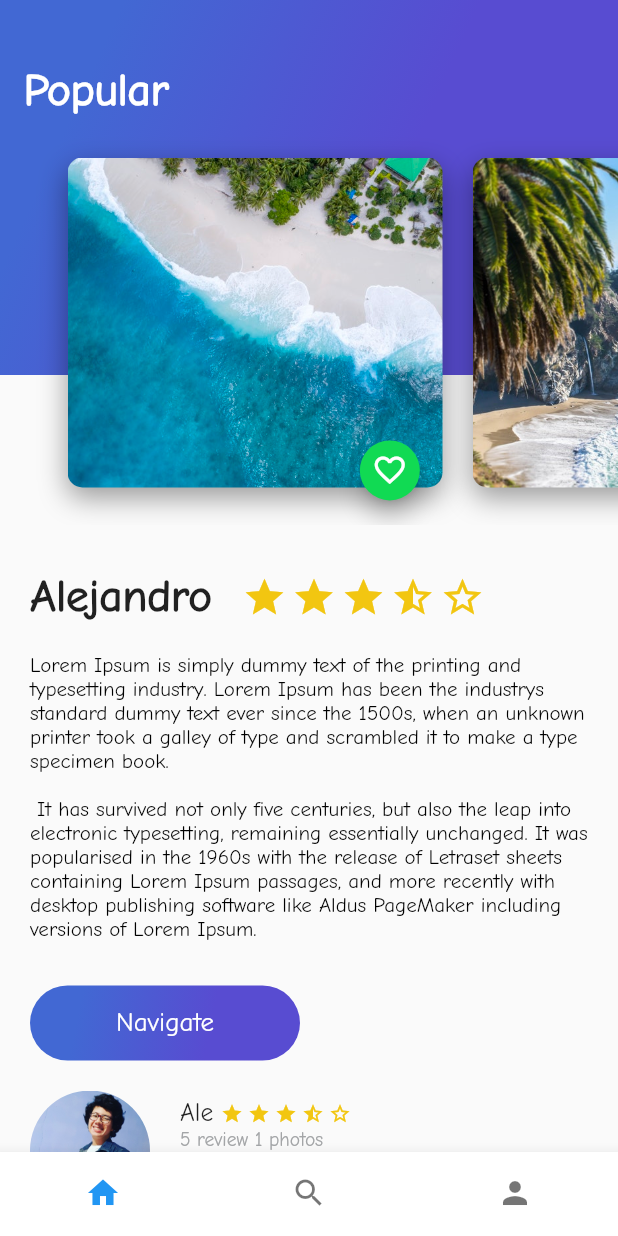
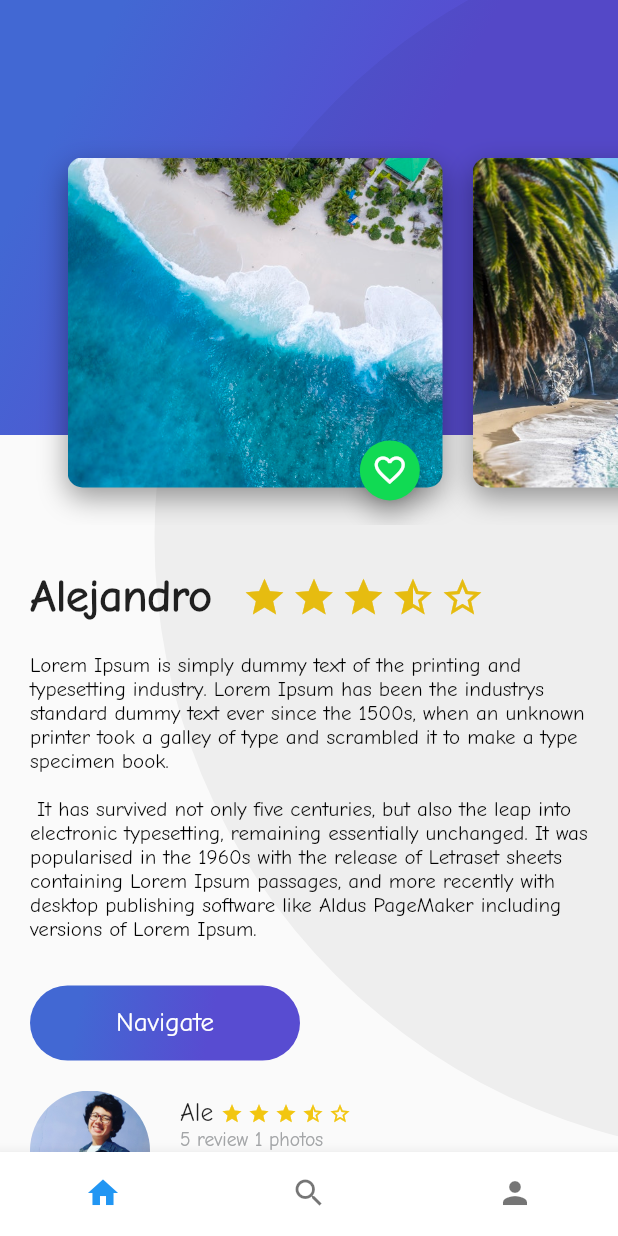
Before and after one commit to jarcasta/platzi-course, a Flutter app: the PlatziTrips screen opened directly, on a phone screen of 412 x 824 dp. Run offline on Flutter 3.47's test engine with Material 2 defaults, Android fonts, the phone set to English and light mode, and no system bars; our stand-ins replace cloud_firestore, firebase_auth, google_sign_in; missing offline and left inert: generic_bloc_provider; accounts and stored records are empty.

Commit message:
feature: add gradient back modifications

```diff
--- a/lib/Place/ui/screens/header_appbar.dart
+++ b/lib/Place/ui/screens/header_appbar.dart
@@ -7,8 +7,8 @@ class HeaderAppBar extends StatelessWidget{
   Widget build(BuildContext context) {
     return Stack(
       children: [
-        GradientBack('Popular', 250.0),
-        CardImageList()
+        GradientBack(height: 290.0),
+        CardImageList(),
       ],
     );
   }
--- a/lib/Place/ui/screens/home_trips.dart
+++ b/lib/Place/ui/screens/home_trips.dart
@@ -16,7 +16,7 @@ class HomeTrips extends StatelessWidget{
             ReviewList(3)
           ],
         ),
-        HeaderAppBar()
+        HeaderAppBar(),
       ],
     );
   }
--- a/lib/Place/ui/widgets/gradient_back.dart
+++ b/lib/Place/ui/widgets/gradient_back.dart
@@ -3,12 +3,23 @@ import 'package:flutter/material.dart';
 class GradientBack extends StatelessWidget{
   String title = 'Popular';
   double height = 0.0;
-  GradientBack(this.title, this.height);
+  GradientBack({
+    Key key,
+    this.height
+  });
 
   @override
   Widget build(BuildContext context) {
+    double screenHeight = MediaQuery.of(context).size.height;
+    double screenWidth = MediaQuery.of(context).size.width;
+
+    if(height == null){
+      height = screenHeight;
+    }
+
     return Container(
       height: height,
+      width: screenWidth,
       decoration: BoxDecoration(
         gradient: LinearGradient(
           colors: [
@@ -23,7 +34,19 @@ class GradientBack extends StatelessWidget{
           tileMode: TileMode.clamp
         ),
       ),
-      child: Text(
+      child: FittedBox(
+        fit: BoxFit.none,
+        alignment: Alignment(-1.5, -0.8),
+        child: Container(
+          width: screenHeight,
+          height: screenHeight,
+          decoration: BoxDecoration(
+              color: Color.fromRGBO(0, 0, 0, 0.05),
+              borderRadius: BorderRadius.circular(screenHeight/2)
+          ),
+        ),
+      ),
+      /*Text(
         title,
         style: TextStyle(
           color: Colors.white,
@@ -32,7 +55,10 @@ class GradientBack extends StatelessWidget{
           fontWeight: FontWeight.bold
         ),
       ),
+
       alignment: Alignment(-0.9, -0.6),
+
+       */
     );
   }
 
--- a/lib/User/ui/screens/header_profile.dart
+++ b/lib/User/ui/screens/header_profile.dart
@@ -1,4 +1,5 @@
 import 'package:flutter/material.dart';
+import 'package:platzi_trip_app/Place/ui/widgets/gradient_back.dart';
 import 'package:platzi_trip_app/User/ui/widgets/gradient_profile.dart';
 import 'package:platzi_trip_app/User/ui/widgets/profile_icons_bar.dart';
 import 'package:platzi_trip_app/User/ui/widgets/profile_information.dart';
@@ -8,9 +9,9 @@ class HeaderProfile extends StatelessWidget{
   Widget build(BuildContext context) {
     return Stack(
       children: [
-        GradientProfile('Profile'),
+        GradientBack(height: 450.0),
         ProfileInformation(),
-        ProfileIconsBar()
+        ProfileIconsBar(),
       ],
     );
   }
--- a/lib/User/ui/screens/sign_in_screen.dart
+++ b/lib/User/ui/screens/sign_in_screen.dart
@@ -5,6 +5,7 @@ import 'package:platzi_trip_app/User/bloc/bloc_user.dart';
 import 'package:generic_bloc_provider/generic_bloc_provider.dart';
 import 'package:firebase_auth/firebase_auth.dart';
 import 'package:platzi_trip_app/User/model/user.dart';
+import 'package:platzi_trip_app/User/ui/widgets/gradient_profile.dart';
 import 'package:platzi_trip_app/platzi_trips_cupertino.dart';
 
 class SignInScreen extends StatefulWidget{
@@ -41,9 +42,9 @@ class _SignInScreen extends State<SignInScreen>{
   Widget signInGoogleUI(){
     return Scaffold(
       body: Stack(
-        alignment: Alignment.center,
+        alignment: Alignment.center ,
         children: [
-          GradientBack('', null),
+          GradientBack(height: null),
           Column(
             mainAxisAlignment: MainAxisAlignment.center,
             children: [
```
Also changed, not shown: lib/User/ui/widgets/image_profile_card.dart (+7 -6 lines), lib/User/ui/widgets/image_show_profile.dart (+7 -3 lines).
